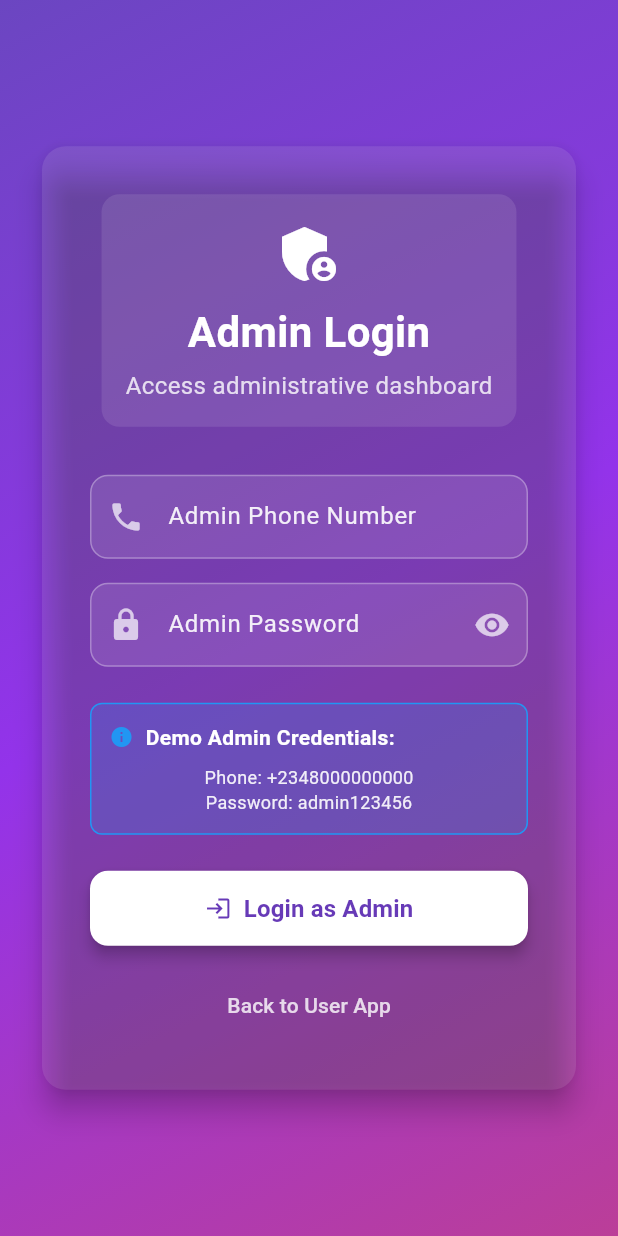
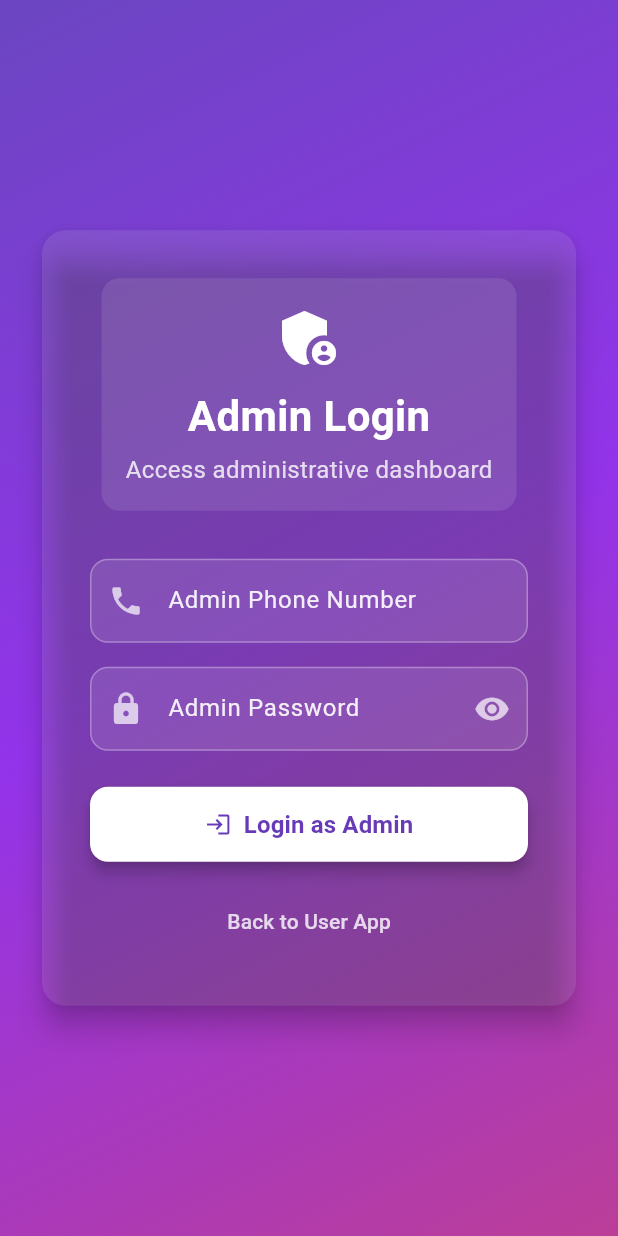
Before and after one commit to mitchell1972/examCoachApp, a Flutter app: the screen it shows after launch, after a tap on "Admin Access", on a phone screen of 412 x 824 dp. Run offline on Flutter 3.47's test engine with Material 3 defaults, Android fonts, the phone set to English and light mode, and no system bars; our stand-ins replace flutter_dotenv, flutter_secure_storage, logger, supabase_flutter; accounts and stored records are empty; network calls fail.

Commit message:
fix: Remove demo credentials from production admin login screen
- Removed hardcoded demo credential display from admin login UI
- Admin authentication now works with production credentials
- Application ready for production use without demo references

```diff
--- a/create_admin_user.dart
+++ /dev/null
@@ -1,48 +0,0 @@
-import 'lib/services/admin_service.dart';
-import 'lib/services/database_service_rest.dart';
-
-void main() async {
-  print('🚀 Creating admin user with phone +447405647247...');
-
-  // Initialize services
-  final adminService = AdminService();
-  await adminService.initialize();
-
-  // Configure database for testing (demo mode)
-  final databaseService = DatabaseServiceRest();
-  databaseService.configureForTesting();
-
-  try {
-    // Create the admin user
-    final adminUser = await adminService.createAdminUser(
-      phoneNumber: '+447405647247',
-      fullName: 'Admin User',
-      email: 'admin@examcoach.com',
-      password: 'AdminPass123!',
-      userRole: 'admin',
-    );
-
-    if (adminUser != null) {
-      print('✅ Successfully created admin user:');
-      print('   Phone: ${adminUser.phoneNumber}');
-      print('   Name: ${adminUser.fullName}');
-      print('   Email: ${adminUser.email}');
-      print('   Role: ${adminUser.userRole}');
-      print('   Account Active: ${adminUser.isAccountActive}');
-      print('   Registered: ${adminUser.isRegistered}');
-      print('   Verified: ${adminUser.isVerified}');
-    } else {
-      print('❌ Failed to create admin user');
-    }
-
-    // Verify the user was created by getting all users
-    print('\n📋 Checking all users in database:');
-    final allUsers = await adminService.getAllUsers();
-    for (final user in allUsers) {
-      print('   - ${user.fullName} (${user.phoneNumber}) - Role: ${user.userRole}');
-    }
-
-  } catch (e) {
-    print('❌ Error creating admin user: $e');
-  }
-}
--- a/lib/screens/admin_login_screen.dart
+++ b/lib/screens/admin_login_screen.dart
@@ -301,50 +301,6 @@ class _AdminLoginScreenState extends State<AdminLoginScreen> {
 
                         const SizedBox(height: 24),
 
-                        // Demo Credentials Info
-                        Container(
-                          padding: const EdgeInsets.all(12),
-                          decoration: BoxDecoration(
-                            color: Colors.blue.withOpacity(0.2),
-                            borderRadius: BorderRadius.circular(8),
-                            border: Border.all(color: Colors.blue),
-                          ),
-                          child: Column(
-                            children: [
-                              const Row(
-                                children: [
-                                  Icon(Icons.info, color: Colors.blue, size: 16),
-                                  SizedBox(width: 8),
-                                  Text(
-                                    'Demo Admin Credentials:',
-                                    style: TextStyle(
-                                      color: Colors.white,
-                                      fontWeight: FontWeight.bold,
-                                    ),
-                                  ),
-                                ],
-                              ),
-                              const SizedBox(height: 8),
-                              Text(
-                                'Phone: ${AdminService.defaultAdminPhone}',
-                                style: TextStyle(
-                                  color: Colors.white.withOpacity(0.9),
-                                  fontSize: 12,
-                                ),
-                              ),
-                              Text(
-                                'Password: ${AdminService.defaultAdminPassword}',
-                                style: TextStyle(
-                                  color: Colors.white.withOpacity(0.9),
-                                  fontSize: 12,
-                                ),
-                              ),
-                            ],
-                          ),
-                        ),
-
-                        const SizedBox(height: 24),
-
                         // Login Button
                         SizedBox(
                           width: double.infinity,
```
